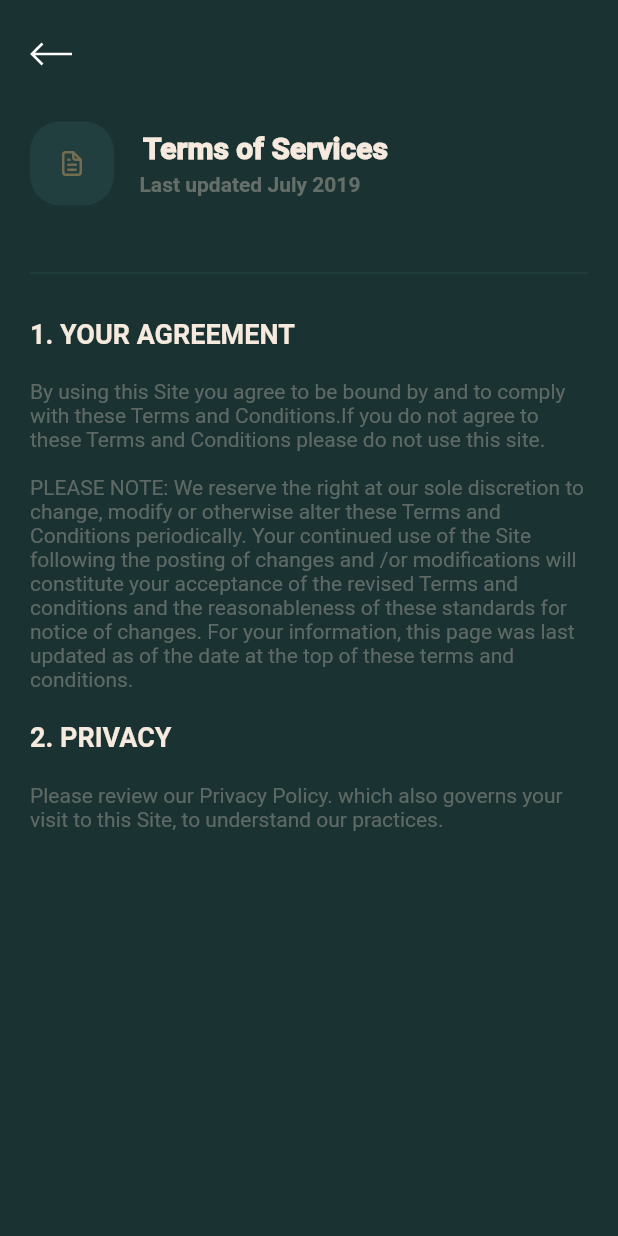
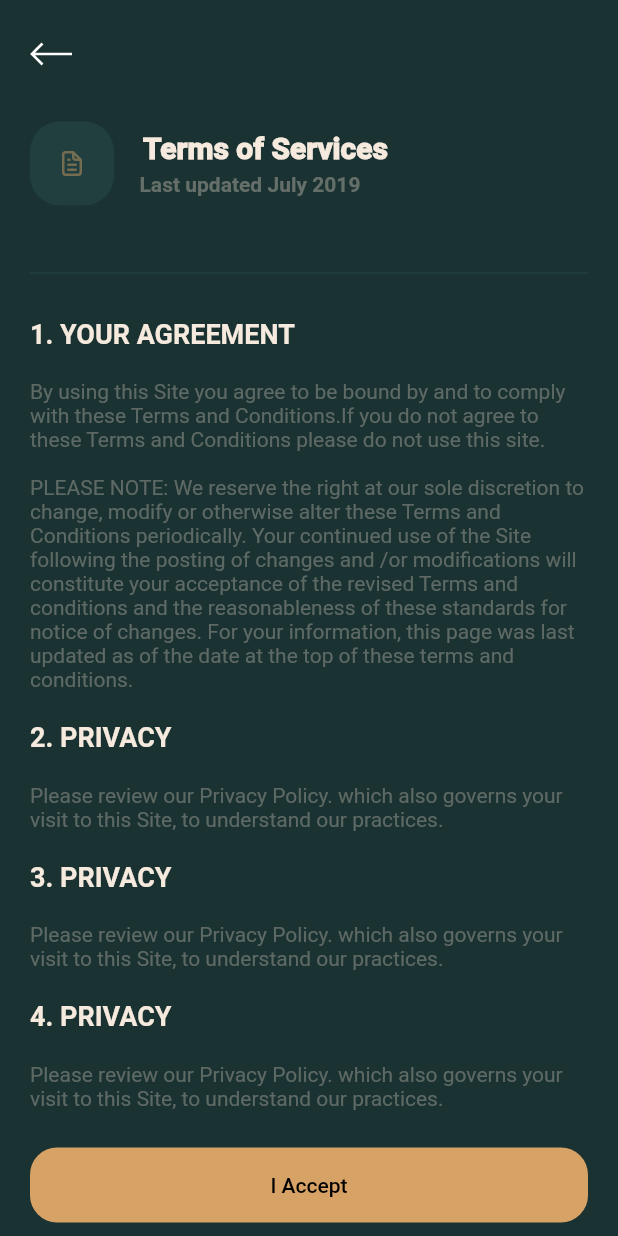
Before and after one commit to dexbytes-flutter/ui, a Flutter app: the TermsOfServicesScreen widget shown alone on an empty page, opened directly, on a phone screen of 412 x 824 dp. Run offline on Flutter 3.47's test engine with Material 2 defaults, Android fonts, the phone set to English and light mode, and no system bars; our stand-ins replace cached_network_image, carousel_slider, connectivity, country_code_picker, equatable, firebase_core and 9 more; missing offline and left inert: flutter_app_badger; accounts and stored records are empty; network calls fail; project files that could hold a hidden picture were left out.

Commit message:
i accept button added to terms and services screen

```diff
--- a/assets/lang/en.json
+++ b/assets/lang/en.json
@@ -144,5 +144,6 @@
   "byRegisteringYouAreAgreeText" : "By registering you agree to our",
   "pleaseEnterOtp" : "Please enter otp",
   "pleaseEnterCorrectOtp" : "Please enter correct otp",
-  "lastUpdatedText" : "Last updated July 2019"
+  "lastUpdatedText" : "Last updated July 2019",
+  "iAcceptButtonText" : "I Accept"
 }
--- a/lib/main.dart
+++ b/lib/main.dart
@@ -273,7 +273,7 @@ class _MyAppState extends State<MyAppFlutterMain> {
     return /*!widget.isOneTimeProfileSetUpDone
         ? CreateAccount()
         : */
-      TermsOfServicesScreen();
+      OtpVerificationScreen();
 
   }
 
--- a/lib/src/model/terms_and _services.dart
+++ b/lib/src/model/terms_and _services.dart
@@ -22,6 +22,12 @@ final List<TermsAndServicesModel> termsAndServicesList = [
   TermsAndServicesModel(
       title: "PRIVACY",
       subTitle: "Please review our Privacy Policy. which also governs your visit to this Site, to understand our practices."
+  ),TermsAndServicesModel(
+      title: "PRIVACY",
+      subTitle: "Please review our Privacy Policy. which also governs your visit to this Site, to understand our practices."
+  ),TermsAndServicesModel(
+      title: "PRIVACY",
+      subTitle: "Please review our Privacy Policy. which also governs your visit to this Site, to understand our practices."
   ),
 
 ];
--- a/lib/src/pages/otp_verification_page.dart
+++ b/lib/src/pages/otp_verification_page.dart
@@ -9,6 +9,8 @@ import 'package:base_flutter_app/src/widgets/pin_code_fields.dart';
 import 'package:cached_network_image/cached_network_image.dart';
 import 'package:flutter/gestures.dart';
 import 'package:flutter/material.dart';
+
+import 'terms_of_services_screen.dart';
 
 /*class OtpVerificationScreen extends StatefulWidget {
   const OtpVerificationScreen({Key? key}) : super(key: key);
@@ -372,10 +374,10 @@ class _OtpVerificationScreenState extends State<OtpVerificationScreen> {
               TextSpan(
                 recognizer: TapGestureRecognizer()
                   ..onTap = () {
-                    /*Navigator.push(
-                              context,
-                              SlideRightRoute(widget: RegisterScreen()),
-                            );*/
+                    Navigator.push(
+                      context,
+                      SlideRightRoute(widget: TermsOfServicesScreen()),
+                    );
                   },
                 text:
                 appString.trans(context, appString.termsOfServices),
--- a/lib/src/pages/terms_of_services_screen.dart
+++ b/lib/src/pages/terms_of_services_screen.dart
@@ -60,10 +60,12 @@ class _TermsOfServicesScreenState extends State<TermsOfServicesScreen> {
 
     // Terms and conditions list
     Widget termsAndConditionsList(){
-      return Container(
-        child: ListView.builder(
+      return Column(
+        mainAxisSize: MainAxisSize.max,
+        children: [
+          ListView.builder(
               shrinkWrap: true,
-            padding: const EdgeInsets.only(left: 20,right: 20,),
+              padding: const EdgeInsets.only(left: 20,right: 20,bottom: 15),
               physics: ClampingScrollPhysics(),
               itemCount: termsAndServicesList.length,
               itemBuilder: (context,index){
@@ -90,6 +92,32 @@ class _TermsOfServicesScreenState extends State<TermsOfServicesScreen> {
               );
               }
           ),
+          Container(
+            margin: EdgeInsets.only(
+              top: 10,
+              left: 20,
+              right: 20,
+            ),
+            child: CommonButton(
+              buttonName: appString.trans(context, appString.iAcceptButtonText),
+              buttonHeight: 50,
+              buttonBorderRadius: 18,
+              isBottomMarginRequired: false,
+              textStyle: TextStyle(fontSize:14, fontWeight: FontWeight.w500,color: appColors.textNormalColor1),
+              backCallback: (){
+                Navigator.of(context).pop();
+                /*if(_validateFields(isButtonClicked: true)){
+                  // Navigator.pushAndRemoveUntil(context, MaterialPageRoute(builder: (BuildContext context){
+                  //   return OtpVerificationScreen(
+                  //     isSignUpScreen: this.isSignUpScreen,
+                  //   );
+                  // }), (route) => false);
+                }*/
+              },
+            ),
+          ),
+          SizedBox(height: 20,)
+        ],
       );
     }
 
--- a/lib/src/values/app_string.dart
+++ b/lib/src/values/app_string.dart
@@ -232,6 +232,7 @@ class AppString {
   String pleaseEnterOtp = 'pleaseEnterOtp';
   String pleaseEnterCorrectOtp = 'pleaseEnterCorrectOtp';
   String lastUpdatedText = 'lastUpdatedText';
+  String iAcceptButtonText = 'iAcceptButtonText';
 
 }
 
```
Lines whose indentation alone changed are shown as unchanged.
